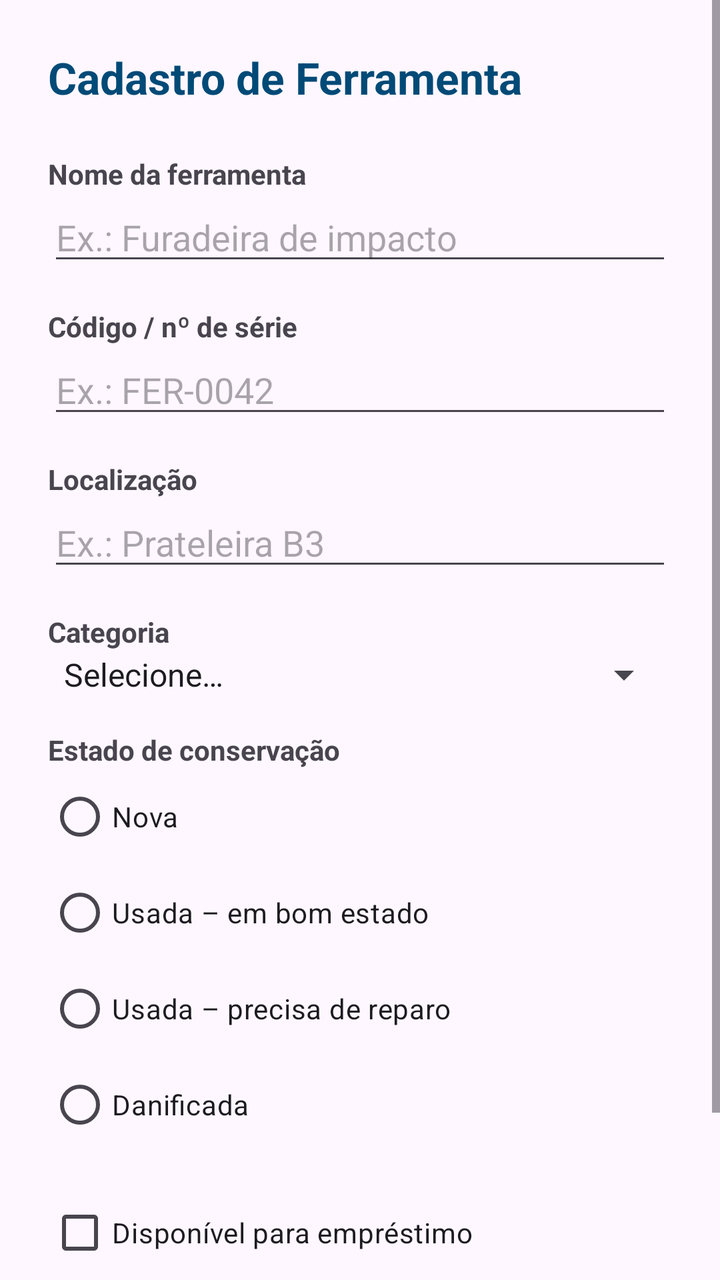
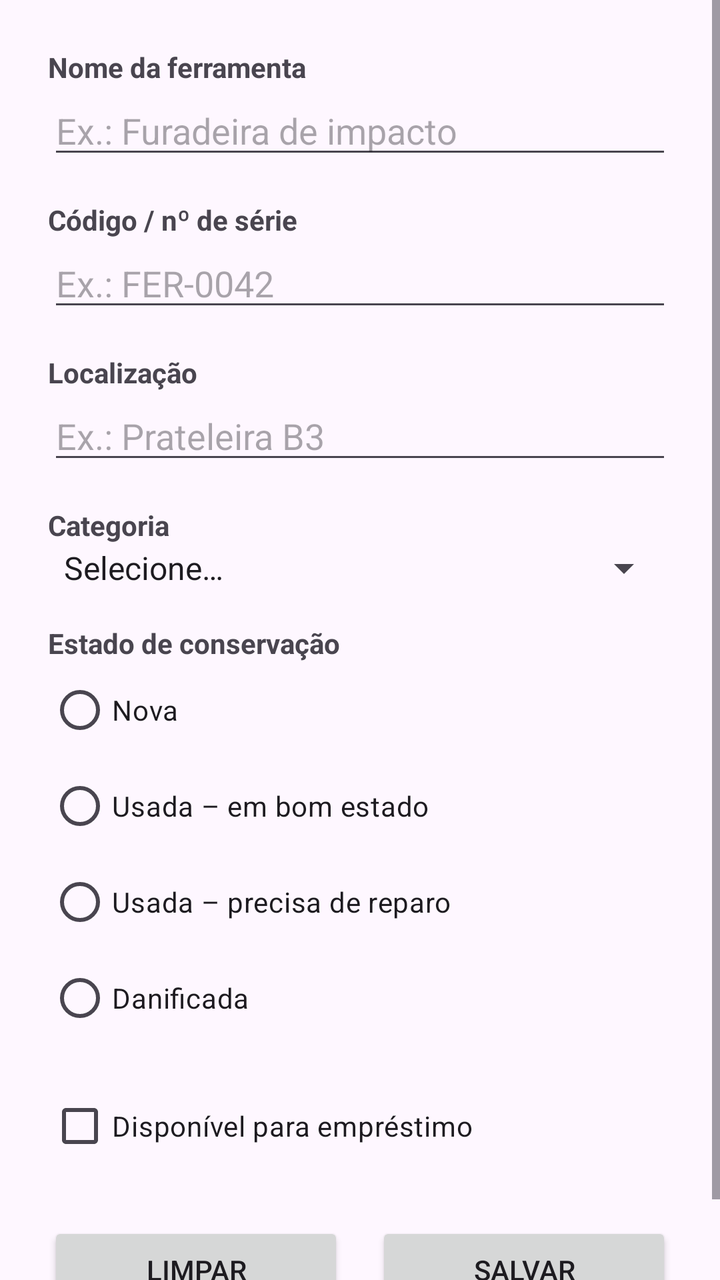

Two renders of the same Android screen: before a commit and after it. Below are the layout's source before the change and the commit's diff.
<!-- AndroidManifest.xml: application theme Theme.OrganizadorFerramentas -->
<!-- res/layout/activity_main.xml -->
<?xml version="1.0" encoding="utf-8"?>
<ScrollView xmlns:android="http://schemas.android.com/apk/res/android"
    android:layout_width="match_parent"
    android:layout_height="match_parent"
    android:fillViewport="true">

    <LinearLayout
        android:layout_width="match_parent"
        android:layout_height="wrap_content"
        android:orientation="vertical"
        android:padding="24dp">

        <TextView
            android:id="@+id/tvTitulo"
            android:layout_width="wrap_content"
            android:layout_height="wrap_content"
            android:layout_marginBottom="16dp"
            android:text="@string/titulo"
            android:textColor="@color/primary_variant"
            android:textSize="22sp"
            android:textStyle="bold" />

        <TextView
            android:id="@+id/tvLabelNome"
            android:layout_width="wrap_content"
            android:layout_height="wrap_content"
            android:layout_marginTop="8dp"
            android:text="@string/nome"
            android:textStyle="bold" />

        <EditText
            android:id="@+id/textNome"
            android:layout_width="match_parent"
            android:layout_height="wrap_content"
            android:autofillHints=""
            android:hint="@string/nome_dica"
            android:inputType="textCapSentences"
            android:maxLines="1" />

        <TextView
            android:id="@+id/tvLabelCodigo"
            android:layout_width="wrap_content"
            android:layout_height="wrap_content"
            android:layout_marginTop="16dp"
            android:text="@string/codigo"
            android:textStyle="bold" />

        <EditText
            android:id="@+id/textCodigo"
            android:layout_width="match_parent"
            android:layout_height="wrap_content"
            android:autofillHints=""
            android:hint="@string/codigo_dica"
            android:inputType="text"
            android:maxLines="1" />

        <TextView
            android:id="@+id/tvLabelLocalizacao"
            android:layout_width="wrap_content"
            android:layout_height="wrap_content"
            android:layout_marginTop="16dp"
            android:text="@string/localizacao"
            android:textStyle="bold" />

        <EditText
            android:id="@+id/textLocalizacao"
            android:layout_width="match_parent"
            android:layout_height="wrap_content"
            android:autofillHints=""
            android:hint="@string/localizacao_dica"
            android:inputType="text"
            android:maxLines="1" />

        <TextView
            android:id="@+id/tvLabelCategoria"
            android:layout_width="wrap_content"
            android:layout_height="wrap_content"
            android:layout_marginTop="16dp"
            android:text="@string/categoria"
            android:textStyle="bold" />

        <Spinner
            android:id="@+id/categoria"
            android:layout_width="match_parent"
            android:layout_height="wrap_content"
            android:entries="@array/categorias_ferramentas" />

        <TextView
            android:id="@+id/tvLabelEstado"
            android:layout_width="wrap_content"
            android:layout_height="wrap_content"
            android:layout_marginTop="16dp"
            android:text="@string/estado"
            android:textStyle="bold" />

        <RadioGroup
            android:id="@+id/estado"
            android:layout_width="match_parent"
            android:layout_height="wrap_content"
            android:orientation="vertical">

            <RadioButton
                android:id="@+id/rbNova"
                android:layout_width="wrap_content"
                android:layout_height="wrap_content"
                android:text="@string/estado_nova" />

            <RadioButton
                android:id="@+id/rbUsadaBoa"
                android:layout_width="wrap_content"
                android:layout_height="wrap_content"
                android:text="@string/estado_usada_boa" />

            <RadioButton
                android:id="@+id/rbUsadaReparo"
                android:layout_width="wrap_content"
                android:layout_height="wrap_content"
                android:text="@string/estado_usada_reparo" />

            <RadioButton
                android:id="@+id/rbDanificada"
                android:layout_width="wrap_content"
                android:layout_height="wrap_content"
                android:text="@string/estado_danificada" />

        </RadioGroup>

        <CheckBox
            android:id="@+id/disponivel"
            android:layout_width="wrap_content"
            android:layout_height="wrap_content"
            android:layout_marginTop="16dp"
            android:text="@string/disponivel" />

        <LinearLayout
            android:layout_width="match_parent"
            android:layout_height="wrap_content"
            android:layout_marginTop="24dp"
            android:orientation="horizontal"
            android:weightSum="2">

            <Button
                android:id="@+id/btnLimpar"
                android:layout_width="0dp"
                android:layout_height="wrap_content"
                android:layout_marginEnd="8dp"
                android:layout_weight="1"
                android:text="@string/limpar" />

            <Button
                android:id="@+id/btnSalvar"
                android:layout_width="0dp"
                android:layout_height="wrap_content"
                android:layout_marginStart="8dp"
                android:layout_weight="1"
                android:text="@string/salvar" />

        </LinearLayout>

    </LinearLayout>

</ScrollView>
<!-- resources referenced by this layout -->
<resources>
  <string-array name="categorias_ferramentas">
          <item>Selecione…</item>
          <item>Manual</item>
          <item>Elétrica</item>
          <item>Medição</item>
          <item>Corte</item>
          <item>Jardinagem</item>
          <item>Segurança</item>
          <item>Outra</item>
      </string-array>
  <color name="primary_variant">#FF004A77</color>
  <string name="categoria">Categoria</string>
  <string name="codigo">Código / nº de série</string>
  <string name="codigo_dica">Ex.: FER-0042</string>
  <string name="disponivel">Disponível para empréstimo</string>
  <string name="estado">Estado de conservação</string>
  <string name="estado_danificada">Danificada</string>
  <string name="estado_nova">Nova</string>
  <string name="estado_usada_boa">Usada – em bom estado</string>
  <string name="estado_usada_reparo">Usada – precisa de reparo</string>
  <string name="limpar">Limpar</string>
  <string name="localizacao">Localização</string>
  <string name="localizacao_dica">Ex.: Prateleira B3</string>
  <string name="nome">Nome da ferramenta</string>
  <string name="nome_dica">Ex.: Furadeira de impacto</string>
  <string name="salvar">Salvar</string>
  <string name="titulo">Cadastro de Ferramenta</string>
  <style name="Theme.OrganizadorFerramentas" parent="Base.Theme.OrganizadorFerramentas" />
  <style name="Base.Theme.OrganizadorFerramentas" parent="Theme.Material3.DayNight.NoActionBar">
          
          
      </style>
</resources>

<!-- the commit's change to res/layout/activity_main.xml (unified diff, before → after) -->
@@ -1,5 +1,6 @@
 <?xml version="1.0" encoding="utf-8"?>
 <ScrollView xmlns:android="http://schemas.android.com/apk/res/android"
+    android:id="@+id/telaCadastro"
     android:layout_width="match_parent"
     android:layout_height="match_parent"
     android:fillViewport="true">
@@ -11,22 +12,10 @@
         android:padding="24dp">
 
         <TextView
-            android:id="@+id/tvTitulo"
-            android:layout_width="wrap_content"
-            android:layout_height="wrap_content"
-            android:layout_marginBottom="16dp"
-            android:text="@string/titulo"
-            android:textColor="@color/primary_variant"
-            android:textSize="22sp"
-            android:textStyle="bold" />
-
-        <TextView
             android:id="@+id/tvLabelNome"
-            android:layout_width="wrap_content"
-            android:layout_height="wrap_content"
-            android:layout_marginTop="8dp"
-            android:text="@string/nome"
-            android:textStyle="bold" />
+            style="@style/EstiloRotulo"
+            android:layout_marginTop="0dp"
+            android:text="@string/nome" />
 
         <EditText
             android:id="@+id/textNome"
@@ -39,11 +28,8 @@
 
         <TextView
             android:id="@+id/tvLabelCodigo"
-            android:layout_width="wrap_content"
-            android:layout_height="wrap_content"
-            android:layout_marginTop="16dp"
-            android:text="@string/codigo"
-            android:textStyle="bold" />
+            style="@style/EstiloRotulo"
+            android:text="@string/codigo" />
 
         <EditText
             android:id="@+id/textCodigo"
@@ -56,11 +42,8 @@
 
         <TextView
             android:id="@+id/tvLabelLocalizacao"
-            android:layout_width="wrap_content"
-            android:layout_height="wrap_content"
-            android:layout_marginTop="16dp"
-            android:text="@string/localizacao"
-            android:textStyle="bold" />
+            style="@style/EstiloRotulo"
+            android:text="@string/localizacao" />
 
         <EditText
             android:id="@+id/textLocalizacao"
@@ -73,11 +56,8 @@
 
         <TextView
             android:id="@+id/tvLabelCategoria"
-            android:layout_width="wrap_content"
-            android:layout_height="wrap_content"
-            android:layout_marginTop="16dp"
-            android:text="@string/categoria"
-            android:textStyle="bold" />
+            style="@style/EstiloRotulo"
+            android:text="@string/categoria" />
 
         <Spinner
             android:id="@+id/categoria"
@@ -87,11 +67,8 @@
 
         <TextView
             android:id="@+id/tvLabelEstado"
-            android:layout_width="wrap_content"
-            android:layout_height="wrap_content"
-            android:layout_marginTop="16dp"
-            android:text="@string/estado"
-            android:textStyle="bold" />
+            style="@style/EstiloRotulo"
+            android:text="@string/estado" />
 
         <RadioGroup
             android:id="@+id/estado"
<!-- resource entries referenced after the edit -->
@@ -1,7 +1,7 @@
 <!-- resources referenced by this layout -->
 <resources>
   <string-array name="categorias_ferramentas">
-          <item>Selecione…</item>
+          <item>@string/categoria_selecione</item>
           <item>Manual</item>
           <item>Elétrica</item>
           <item>Medição</item>
@@ -10,7 +10,6 @@
           <item>Segurança</item>
           <item>Outra</item>
       </string-array>
-  <color name="primary_variant">#FF004A77</color>
   <string name="categoria">Categoria</string>
   <string name="codigo">Código / nº de série</string>
   <string name="codigo_dica">Ex.: FER-0042</string>
@@ -26,11 +25,33 @@
   <string name="nome">Nome da ferramenta</string>
   <string name="nome_dica">Ex.: Furadeira de impacto</string>
   <string name="salvar">Salvar</string>
-  <string name="titulo">Cadastro de Ferramenta</string>
-  <style name="Theme.OrganizadorFerramentas" parent="Base.Theme.OrganizadorFerramentas" />
-  <style name="Base.Theme.OrganizadorFerramentas" parent="Theme.Material3.DayNight.NoActionBar">
-          
-          
+  <style name="EstiloRotulo">
+          <item name="android:layout_width">wrap_content</item>
+          <item name="android:layout_height">wrap_content</item>
+          <item name="android:layout_marginTop">16dp</item>
+          <item name="android:textStyle">bold</item>
+      </style>
+  <style name="Theme.OrganizadorFerramentas" parent="Base.Theme.OrganizadorFerramentas">
+          <item name="actionBarStyle">@style/Widget.OrganizadorFerramentas.ActionBar</item>
+          <item name="actionBarTheme">@style/ThemeOverlay.AppCompat.Dark.ActionBar</item>
+      </style>
+  <string name="categoria_selecione">Selecione…</string>
+  <style name="Base.Theme.OrganizadorFerramentas" parent="Theme.Material3.DayNight">
+          <item name="colorPrimary">@color/primary</item>
+          <item name="colorOnPrimary">@color/white</item>
+          <item name="colorPrimaryDark">@color/primary_variant</item>
+          <item name="android:windowLightStatusBar">true</item>
+      </style>
+  <style name="Widget.OrganizadorFerramentas.ActionBar" parent="Widget.AppCompat.ActionBar.Solid">
+          <item name="background">@color/primary_variant</item>
+          <item name="titleTextStyle">@style/TextAppearance.OrganizadorFerramentas.ActionBar.Title</item>
+      </style>
+  <color name="primary">#FF00639B</color>
+  <color name="white">#FFFFFFFF</color>
+  <color name="primary_variant">#FF004A77</color>
+  <style name="TextAppearance.OrganizadorFerramentas.ActionBar.Title" parent="TextAppearance.AppCompat.Widget.ActionBar.Title">
+          <item name="android:textColor">@color/white</item>
+          <item name="android:textStyle">bold</item>
       </style>
 </resources>
 
